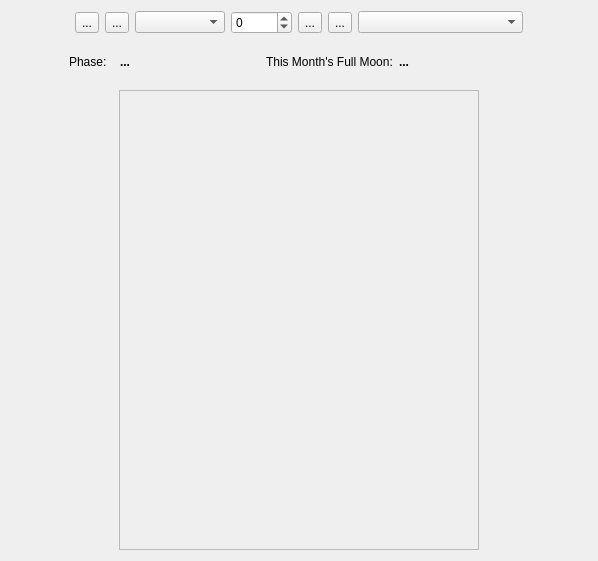
Qt form kstars/widgets/genericcalendarwidget.ui (KDE/kstars) before a commit.
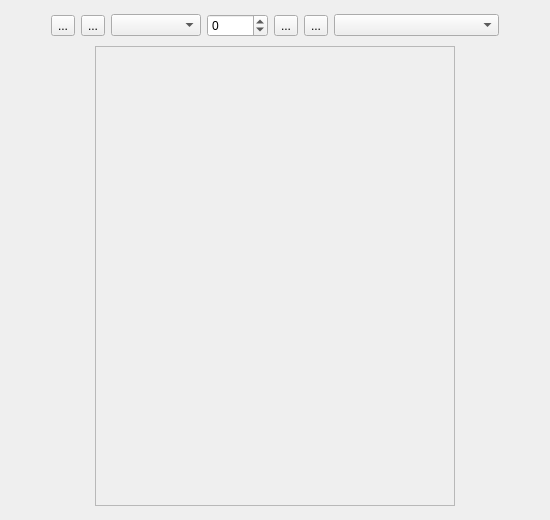
The same form after that commit. Custom widgets are drawn as their Qt base class.

Commit message: Changed layout of Moon Phase Calender

Diff of the .ui file:
```diff
--- a/kstars/widgets/genericcalendarwidget.ui
+++ b/kstars/widgets/genericcalendarwidget.ui
@@ -6,8 +6,8 @@
    <rect>
     <x>0</x>
     <y>0</y>
-    <width>598</width>
-    <height>561</height>
+    <width>550</width>
+    <height>520</height>
    </rect>
   </property>
   <layout class="QVBoxLayout" name="verticalLayout">
@@ -120,94 +120,6 @@
      </item>
     </layout>
    </item>
-   <item>
-    <layout class="QHBoxLayout" name="horizontalLayout">
-     <item>
-      <spacer name="horizontalSpacer_3">
-       <property name="orientation">
-        <enum>Qt::Horizontal</enum>
-       </property>
-       <property name="sizeHint" stdset="0">
-        <size>
-         <width>40</width>
-         <height>20</height>
-        </size>
-       </property>
-      </spacer>
-     </item>
-     <item>
-      <widget class="QLabel" name="phaseTitle">
-       <property name="minimumSize">
-        <size>
-         <width>45</width>
-         <height>0</height>
-        </size>
-       </property>
-       <property name="text">
-        <string>Phase:</string>
-       </property>
-      </widget>
-     </item>
-     <item>
-      <widget class="QLabel" name="phaseName">
-       <property name="minimumSize">
-        <size>
-         <width>140</width>
-         <height>0</height>
-        </size>
-       </property>
-       <property name="font">
-        <font>
-         <weight>75</weight>
-         <bold>true</bold>
-        </font>
-       </property>
-       <property name="text">
-        <string>...</string>
-       </property>
-      </widget>
-     </item>
-     <item>
-      <widget class="QLabel" name="nextFullMoonTitle">
-       <property name="text">
-        <string>This Month's Full Moon:</string>
-       </property>
-      </widget>
-     </item>
-     <item>
-      <widget class="QLabel" name="nextFullMoonName">
-       <property name="minimumSize">
-        <size>
-         <width>130</width>
-         <height>0</height>
-        </size>
-       </property>
-       <property name="font">
-        <font>
-         <weight>75</weight>
-         <bold>true</bold>
-        </font>
-       </property>
-       <property name="text">
-        <string>...</string>
-       </property>
-      </widget>
-     </item>
-     <item>
-      <spacer name="horizontalSpacer_4">
-       <property name="orientation">
-        <enum>Qt::Horizontal</enum>
-       </property>
-       <property name="sizeHint" stdset="0">
-        <size>
-         <width>40</width>
-         <height>20</height>
-        </size>
-       </property>
-      </spacer>
-     </item>
-    </layout>
-   </item>
    <item>
     <layout class="QHBoxLayout" name="horizontalLayout_2">
      <item>
```
The commit also changes 5 other files.
